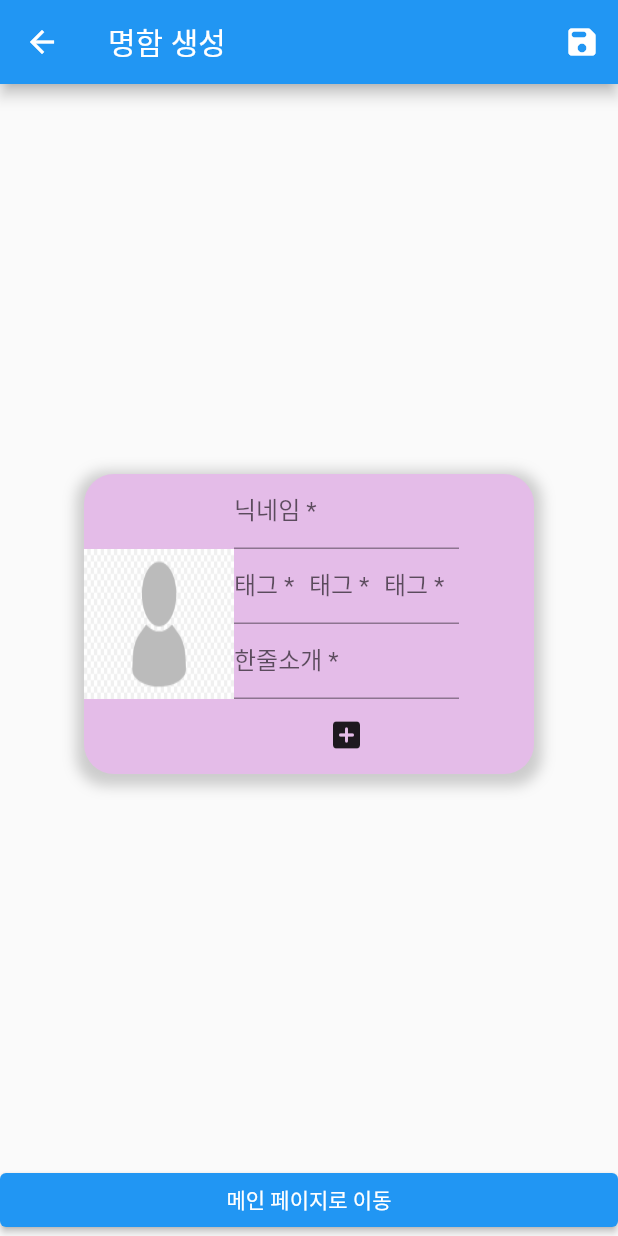
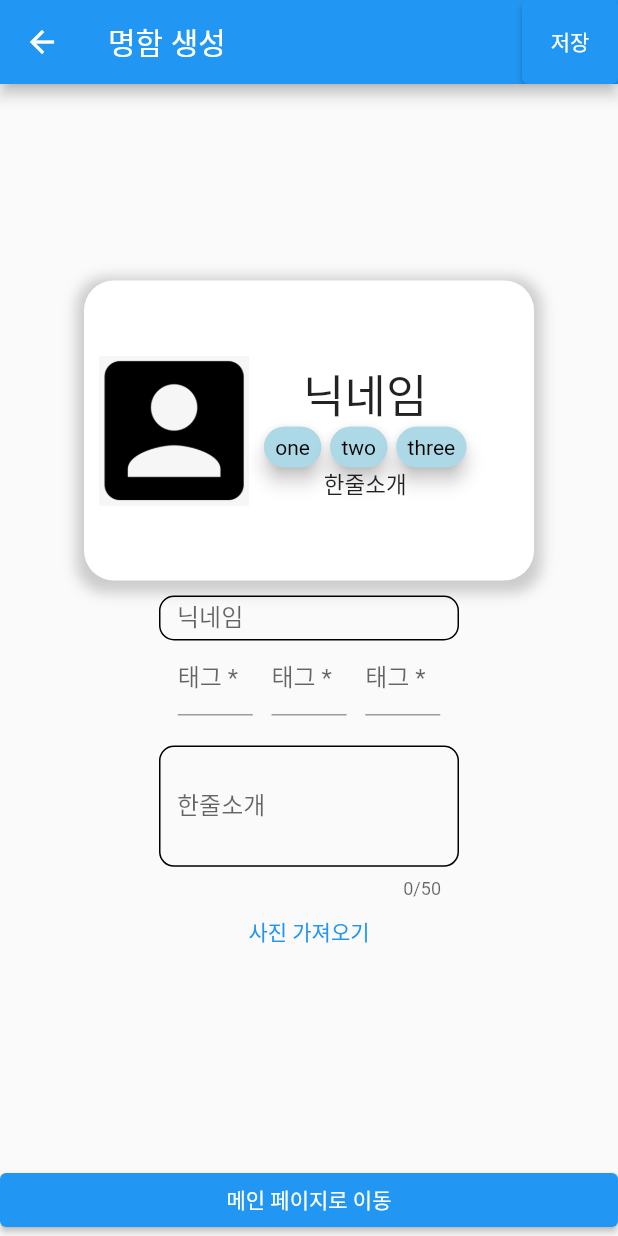
Before and after one commit to FiveNemos/nemo-flutter, a Flutter app: the NameCardGenerator screen opened by its route, on a phone screen of 412 x 824 dp. Run offline on Flutter 3.47's test engine with Material 2 defaults, Android fonts, the phone set to English and light mode, and no system bars; drawn by our look-alikes of flutter_tags; our stand-ins replace image_picker; missing offline and left inert: dart:ffi.

Commit message:
현주 temp

```diff
--- a/lib/pages/namecard/generator.dart
+++ b/lib/pages/namecard/generator.dart
@@ -1,6 +1,63 @@
 import 'package:flutter/material.dart';
+import 'package:flutter/painting.dart';
 import 'dart:io';
+import 'dart:convert';
 import 'package:image_picker/image_picker.dart';
+import 'package:flutter_tags/flutter_tags.dart';
+import 'package:http/http.dart' as http;
+
+Future<dynamic> postNameCard
+    (dynamic context, String nickname, Map tags, String introduction, Image userImage) async{
+  final response = await http.post(
+    Uri.parse('http://34.64.217.3:3000/api/card/create'),
+      // headers: <String, String>{
+      // "Content-Type": "multipart/form-data"
+      // },
+    body: {
+      "user_id": "9999",
+      "nickname": nickname,
+      "tag_1": tags['0'],
+      "tag_2": tags['1'],
+      "tag_3": tags['2'],
+      "intro": introduction,
+      "image": userImage,
+    },
+  );
+  if (response.statusCode == 201){
+    return showDialog(
+        context: context,
+        builder: (context){
+          return AlertDialog(
+              title: Text('저장완료'),
+              content: Text('가입이 완료되었습니다.'),
+              actions: [
+                TextButton(
+                  // textColor: Colors.black,
+                  onPressed: (){
+                    Navigator.pushNamed(context, '/');
+                  },
+                  child: Text('확인'),
+                )
+              ]
+          );});
+  } else {
+    return showDialog(
+      context: context,
+      builder: (context){
+        return AlertDialog(
+          title: Text('저장실패'),
+          content: Text('재시도하세요'),
+          actions: [
+            IconButton(onPressed: (){}, icon: Icon(Icons.star))
+          ]
+        );
+      }
+    );
+    // throw Exception('명함 저장 실패');
+  }
+}
+
+
 
 class NameCardGenerator extends StatefulWidget {
   const NameCardGenerator({Key? key}) : super(key: key);
@@ -11,7 +68,8 @@ class NameCardGenerator extends StatefulWidget {
 
 class _NameCardGeneratorState extends State<NameCardGenerator> {
   var nickname = '닉네임';
-  var tag1 = '태그1', tag2 = '태그2', tag3 = '태그3';
+  // var tag1 = '태그1', tag2 = '태그2', tag3 = '태그3';
+  var tags = {'1': 'one', '2': 'two', '3': 'three'};
   var introduction = '한줄소개';
   var userImage = Image.asset('assets/grey_profile.png', fit: BoxFit.fill); //이건 파일형태가 아니군!
 
@@ -22,19 +80,22 @@ class _NameCardGeneratorState extends State<NameCardGenerator> {
   }
 
   saveTags(int num, String value){
-    if (num == 1){
     setState(() {
-        tag1 = value;
+      tags['${num}'] = value;
     });
-    } else if (num == 2){
-      setState(() {
-        tag2 = value;
-      });
-    } else {
-      setState(() {
-        tag3 = value;
-      });
-    }
+    // if (num == 1){
+    //   setState(() {
+    //     tag1 = value;
+    //   });
+    // } else if (num == 2){
+    //   setState(() {
+    //     tag2 = value;
+    //   });
+    // } else {
+    //   setState(() {
+    //     tag3 = value;
+    //   });
+    // }
   }
 
   saveIntro(String value){
@@ -45,61 +106,56 @@ class _NameCardGeneratorState extends State<NameCardGenerator> {
 
   @override
   Widget build(BuildContext context) {
-    return Scaffold(
+    return GestureDetector(
+      onTap: (){
+        // FocusScopeNode currentFocus = FocusScope.of(context);
+        // if (!currentFocus.hasPrimaryFocus){
+        //   currentFocus.unfocus();
+      FocusScope.of(context).unfocus();
+    },
+      child: Scaffold(
         appBar: AppBar(
           title: Text('명함 생성'),
-        actions: [IconButton(
+          actions: [ElevatedButton(
+            style: ElevatedButton.styleFrom(fixedSize: Size(40, 40)),
+            child: Text('저장'),
               onPressed: (){
-              showDialog(
-                  context: context,
-                  builder: (context){
-                    return AlertDialog(
-                        title: Text('저장완료'),
-                        content: Text('가입이 완료되었습니다.'),
-                        actions: [
-                          FlatButton(
-                            textColor: Colors.black,
-                            onPressed: (){
-                              Navigator.pushNamed(context, '/');
+              postNameCard(context, nickname, tags, introduction, userImage);
+                // showDialog(
+                //     context: context,
+                //     builder: (context){
+                //       return AlertDialog(
+                //           title: Text('저장완료'),
+                //           content: Text('가입이 완료되었습니다.'),
+                //           actions: [
+                //             TextButton(
+                //               // textColor: Colors.black,
+                //               onPressed: (){
+                //                 Navigator.pushNamed(context, '/');
+                //               },
+                //               child: Text('확인'),
+                //             )
+                //           ]
+                //         );});
               },
-                            child: Text('확인'),
-                          )
-                        ]
-                      );});
-            },
-            icon: Icon(Icons.save_rounded))]
+
+              )]
           ),
         body: Center(
-        child: Container(
-            width: 300,
-            height: 200,
-            decoration: BoxDecoration(
-              color: Color(0xffe4bce8),
-              borderRadius: BorderRadius.all(Radius.circular(20)),
-              boxShadow: [
-                BoxShadow(
-                  color: Colors.grey.withOpacity(0.5),
-                  spreadRadius: 5,
-                  blurRadius: 7,
-                  offset: Offset(0, 3), // changes position of shadow
-                ),
-              ],
-            ),
+          child: Column(
+            mainAxisAlignment: MainAxisAlignment.center,
+            crossAxisAlignment: CrossAxisAlignment.center,
+            children: [
+              NameCard(nickname: nickname, tags: tags, introduction: introduction, userImage: userImage),
+              Container(
+                child: Column(
+                  children: [
+                    Padding(padding: EdgeInsets.fromLTRB(0, 0, 0, 10),),
+                    nameSpace(nickname: nickname, saveName: saveName,),
+                    Container(
+                      width: 200,
                       child: Row(
-              children: [
-                Container(
-                  width: 100,
-                  height: 100,
-                  child: userImage,
-                ),
-                Column(
-                  children: <Widget>[
-                    SizedBox(
-                      width: 150,
-                      height: 50,
-                      child: nameSpace(saveName: saveName),
-                    ),
-                    Row(
+                          mainAxisAlignment: MainAxisAlignment.spaceEvenly,
                           children: [
                             SizedBox(
                               width: 50,
@@ -118,14 +174,12 @@ class _NameCardGeneratorState extends State<NameCardGenerator> {
                             )
                           ]
                       ),
-                    SizedBox(
-                      width: 150,
-                      height: 50,
-                      child: introSpace(saveIntro: saveIntro),
                     ),
-                    // Text(String this.nickname), //이거해주세요... show value of var nickname
-                    IconButton(
-                        icon: Icon(Icons.add_box_rounded),
+                    Padding(padding: EdgeInsets.fromLTRB(0, 0, 0, 20),),
+                    introSpace(introduction: introduction, saveIntro: saveIntro,),
+                    TextButton(
+                      child: Text('사진 가져오기'),
+                        // icon: Icon(Icons.add_box_rounded),
                         onPressed: () async {
                           var picker = ImagePicker();
                           var image = await picker.pickImage(
@@ -137,10 +191,10 @@ class _NameCardGeneratorState extends State<NameCardGenerator> {
                           }
                         }
                     ),
+                  ],//children
+              ),
+              ),
             ],
-                )
-              ],
-            )
           ),
         ),
         bottomNavigationBar: ElevatedButton(
@@ -151,14 +205,15 @@ class _NameCardGeneratorState extends State<NameCardGenerator> {
 
         )
 
+      ),
     );
   }
 }
 
 
 class nameSpace extends StatefulWidget {
-  nameSpace({Key? key, this.saveName}) : super(key: key);
-  var saveName;
+  nameSpace({Key? key, this.nickname, this.saveName,}) : super(key: key);
+  var nickname, saveName;
 
   @override
   State<nameSpace> createState() => _nameSpaceState();
@@ -169,18 +224,34 @@ class _nameSpaceState extends State<nameSpace> {
 
   @override
   Widget build(BuildContext context) {
-    return TextFormField(
-      decoration: const InputDecoration(
-        hintText: '',
-        labelText: '닉네임 *',
+    return TextField(
+      decoration: InputDecoration(
+        constraints: BoxConstraints(minWidth: 200, maxWidth: 200, minHeight: 30, maxHeight: 30),
+        labelText: '닉네임',
+        enabledBorder: OutlineInputBorder(
+          borderRadius: BorderRadius.all(Radius.circular(10)),
+          borderSide: BorderSide(
+            color: Colors.black,
           ),
-      controller: controller,
-      onChanged: (String value) {
-        widget.saveName(controller.text);
+        ),
+        focusedBorder: OutlineInputBorder(
+          borderRadius: BorderRadius.all(Radius.circular(10)),
+          borderSide: BorderSide(
+            color: Colors.black,
+          ),
+        ),
+      ),
+      // controller: controller,
+      onChanged: (context) {
+        if (controller.text != null) {
+          setState(() {
+            widget.nickname = controller.text;
+          });
+          // print(widget.nickname);
+          // widget.saveName(controller.text);
+        }
       },
-      // validator: (String? value) {
-      //   return (value != null && value.contains('@')) ? 'Do not use the @ char.' : null;
-      // },
+
     );
   }
 }
@@ -200,131 +271,140 @@ class _tagSpaceState extends State<tagSpace> {
   Widget build(BuildContext context) {
     return TextFormField(
       decoration: const InputDecoration(
+        constraints: BoxConstraints(maxHeight: 50, maxWidth: 70),
         hintText: '',
         labelText: '태그 *',
       ),
       controller: controller,
-      onChanged: (String value) {
+      onChanged: (context) {
+        if (controller.text != null){
           widget.saveTags(widget.num, controller.text);
+        }
       },
     );
   }
 }
 
 class introSpace extends StatefulWidget {
-  introSpace({Key? key, this.saveIntro}) : super(key: key);
-  var saveIntro;
+  introSpace({Key? key, this.introduction, this.saveIntro}) : super(key: key);
+  var introduction, saveIntro;
 
   @override
   State<introSpace> createState() => _introSpaceState();
+
 }
 
 class _introSpaceState extends State<introSpace> {
-  var controller=  TextEditingController();
+  var controller = TextEditingController();
+
+  void _handleChange(){
+    setState(() {
+      widget.introduction = controller.text;
+    });
+  }
+
+  @override
+  void initState(){
+    super.initState();
+    controller.addListener(_handleChange);
+  }
 
   @override
   Widget build(BuildContext context) {
-    return TextFormField(
-        decoration: const InputDecoration(
-        hintText: '',
-        labelText: '한줄소개 *',
+    return TextField(
+        decoration: InputDecoration(
+          constraints: BoxConstraints(minWidth: 200, maxWidth: 200, minHeight: 30, maxHeight: 100),
+          labelText: '한줄소개',
+          enabledBorder: OutlineInputBorder(
+            borderRadius: BorderRadius.all(Radius.circular(10)),
+            borderSide: BorderSide(
+              color: Colors.black,
             ),
-        controller: controller,
-        onChanged: (String value) {
-        widget.saveIntro(controller.text);
-    },
+          ),
+          focusedBorder: OutlineInputBorder(
+            borderRadius: BorderRadius.all(Radius.circular(10)),
+            borderSide: BorderSide(
+              color: Colors.black,
+            ),
+          ),
+        ),
+        maxLines: 3,
+        maxLength: 50,
+        onChanged: (context) {
+          if (controller.text != null) {
+            _handleChange();
+            print(widget.introduction);
+            // setState(() {
+            //   widget.introduction = controller.text;
+            // });
+            // widget.saveIntro(controller.text);
+          }
+        }
     );
   }
 }
 
+class NameCard extends StatefulWidget {
+  NameCard({Key? key, this.nickname, this.tags, this.introduction, this.userImage}) : super(key: key);
+  var nickname, tags, introduction, userImage;
 
+  @override
+  State<NameCard> createState() => _NameState();
+}
 
-
-
-
-
-
-// class NameCardGenerator extends StatelessWidget {
-//   const NameCardGenerator({Key? key}) : super(key: key);
-//
-//   @override
-//   Widget build(BuildContext context) {
-//     return Center(
-//       child: Container(
-//         height: 200,
-//         width: 300,
-//         child: Card(
-//           child: GestureDetector(
-//             onTap: () {
-//               debugPrint('Card tapped.');
-//             },
-//             child: Row(
-//               children: [
-//                 Container(
-//                     width: 80,
-//                     height: 80,
-//                     child:Image.asset('assets/grey_profile.png')),
-//                 SizedBox(
-//                   width: 160,
-//                   height: 180,
-//                   child: Column(
-//                       children: [
-//                         TextField(),
-//                         TextField(),
-//                         TextField(),
-//                       ]
-//                   )
-//
-//                 )
-//               ]
-//             )
-//           ),
-//         ),
-//       )
-//
-//     );
-//   }
-// }
-
-
-
-
-//
-// class NameCardGenerator extends StatelessWidget {
-//   const NameCardGenerator({Key? key}) : super(key: key);
-//
-//   @override
-//   Widget build(BuildContext context) {
-//     return Center(
-//
-// child: Card(
-//
-//   child: Row(
-//     children: <Widget>[
-//       Image.asset('asset/grey_profile.png'),
-//       const ListTile(
-//         leading: Icon(Icons.album),
-//         title: Text('Nickname'),
-//         subtitle: Text('Brief Introduction'),
-//       ),
-// Row(
-//   mainAxisAlignment: MainAxisAlignment.end,
-//   children: <Widget>[
-//     TextButton(
-//       child: const Text('BUY TICKETS'),
-//       onPressed: () {/* ... */},
-//     ),
-//     const SizedBox(width: 8),
-//     TextButton(
-//       child: const Text('LISTEN'),
-//       onPressed: () {/* ... */},
-//     ),
-//     const SizedBox(width: 8),
-//   ],
-// ),
-//           ],
-//         ),
-//       ),
-//     );
-//   }
-// }
+class _NameState extends State<NameCard> {
+  @override
+  Widget build(BuildContext context) {
+    return Container(
+        width: 300,
+        height: 200,
+        decoration: BoxDecoration(
+          color: Colors.white,
+          borderRadius: BorderRadius.all(Radius.circular(20)),
+          boxShadow: [
+            BoxShadow(
+              color: Colors.grey.withOpacity(0.5),
+              spreadRadius: 5,
+              blurRadius: 7,
+              offset: Offset(0, 3), // changes position of shadow
+            ),
+          ],
+        ),
+        child: Row(
+          children: [
+            Padding(padding: EdgeInsets.fromLTRB(10, 0, 0, 0),),
+            Container(
+              width: 100,
+              height: 100,
+              child: widget.userImage,
+            ),
+            Padding(padding: EdgeInsets.fromLTRB(5, 0, 5, 0),),
+            Column(
+              mainAxisAlignment: MainAxisAlignment.center,
+              children: <Widget>[
+                // ItemTags(title: nickname),
+                Text(widget.nickname,style: TextStyle(fontSize: 30, fontWeight: FontWeight.w400)),
+                Tags(
+                  horizontalScroll: true, //이걸 해도 길어졌을 때 소용이 없음...
+                  itemCount: 3,
+                  itemBuilder: (int index){
+                    return Tooltip(
+                      // decoration: BoxDecoration(color: Color(0xffADD8E6)),
+                      message: 'message',
+                      child: ItemTags(
+                          activeColor: Color(0xffADD8E6),
+                          textActiveColor: Colors.black,
+                          index: index,
+                          title: widget.tags['${index+1}'].toString()
+                      ),
+                    );
+                  },
+                ),
+                Text(widget.introduction, style: TextStyle(fontSize: 15)),
+              ],
+            )
+          ], //children
+        )
+    );
+  }
+}
--- a/pubspec.yaml
+++ b/pubspec.yaml
@@ -48,6 +48,7 @@ dev_dependencies:
   # package. See that file for information about deactivating specific lint
   # rules and activating additional ones.
   flutter_lints: ^2.0.0
+  flutter_tags: ^0.4.9+1
 
 
 # For information on the generic Dart part of this file, see the
```
Also changed, not shown: assets/grey_profile.png. Lines whose indentation alone changed are shown as unchanged.
